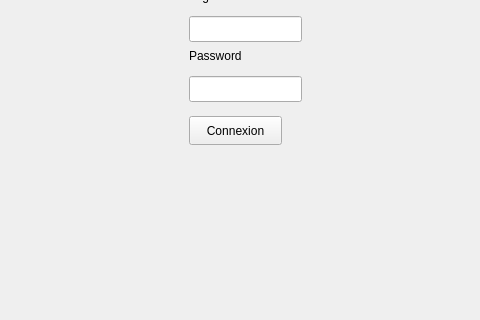
Qt form mainwindow.ui (Zorehi/TP_Qt_1) before a commit; both pictures show x 151 to 631 and y 164 to 484 of the 800 by 600 pixel window.
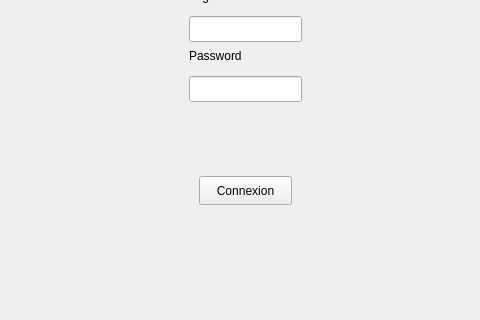
The same form after that commit.

Diff of the .ui file:
```diff
--- a/mainwindow.ui
+++ b/mainwindow.ui
@@ -17,8 +17,8 @@
    <widget class="QPushButton" name="pushButton">
     <property name="geometry">
      <rect>
-      <x>340</x>
-      <y>280</y>
+      <x>350</x>
+      <y>340</y>
       <width>93</width>
       <height>29</height>
      </rect>
```
